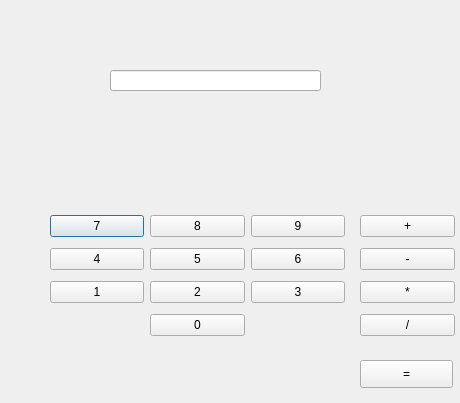
Before: the Qt Designer form Calculadora.ui in Remv123/Calculadora, drawn with Qt 5.
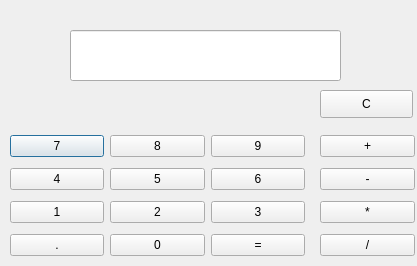
After: the same form once the commit is applied.

The edit to the form file:
```diff
--- a/Calculadora.ui
+++ b/Calculadora.ui
@@ -6,8 +6,8 @@
    <rect>
     <x>0</x>
     <y>0</y>
-    <width>460</width>
-    <height>403</height>
+    <width>417</width>
+    <height>266</height>
    </rect>
   </property>
   <property name="windowTitle">
@@ -16,10 +16,10 @@
   <widget class="QLineEdit" name="Resultado">
    <property name="geometry">
     <rect>
-     <x>110</x>
-     <y>70</y>
-     <width>211</width>
-     <height>21</height>
+     <x>70</x>
+     <y>30</y>
+     <width>271</width>
+     <height>51</height>
     </rect>
    </property>
    <property name="text">
@@ -28,12 +28,15 @@
    <property name="readOnly">
     <bool>true</bool>
    </property>
+   <property name="clearButtonEnabled">
+    <bool>false</bool>
+   </property>
   </widget>
   <widget class="QWidget" name="layoutWidget">
    <property name="geometry">
     <rect>
-     <x>50</x>
-     <y>210</y>
+     <x>10</x>
+     <y>130</y>
      <width>295</width>
      <height>135</height>
     </rect>
@@ -139,26 +142,30 @@
       </attribute>
      </widget>
     </item>
+    <item row="3" column="2">
+     <widget class="QPushButton" name="Equal">
+      <property name="text">
+       <string>=</string>
+      </property>
+     </widget>
+    </item>
+    <item row="3" column="0">
+     <widget class="QPushButton" name="period">
+      <property name="text">
+       <string>.</string>
+      </property>
+      <attribute name="buttonGroup">
+       <string notr="true">Operations</string>
+      </attribute>
+     </widget>
+    </item>
    </layout>
   </widget>
-  <widget class="QPushButton" name="Equal">
+  <widget class="QWidget" name="layoutWidget">
    <property name="geometry">
     <rect>
-     <x>360</x>
-     <y>360</y>
-     <width>93</width>
-     <height>28</height>
-    </rect>
-   </property>
-   <property name="text">
-    <string>=</string>
-   </property>
-  </widget>
-  <widget class="QWidget" name="">
-   <property name="geometry">
-    <rect>
-     <x>360</x>
-     <y>210</y>
+     <x>320</x>
+     <y>130</y>
      <width>95</width>
      <height>135</height>
     </rect>
@@ -206,6 +213,19 @@
     </item>
    </layout>
   </widget>
+  <widget class="QPushButton" name="Clear">
+   <property name="geometry">
+    <rect>
+     <x>320</x>
+     <y>90</y>
+     <width>93</width>
+     <height>28</height>
+    </rect>
+   </property>
+   <property name="text">
+    <string>C</string>
+   </property>
+  </widget>
  </widget>
  <resources/>
  <connections/>
```
Left out of the diff: 2 changed lines with no effect on the pictures.
